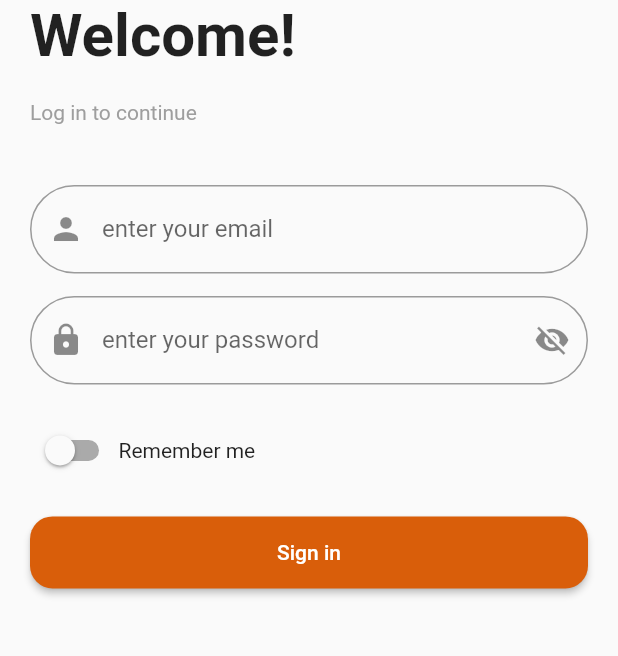
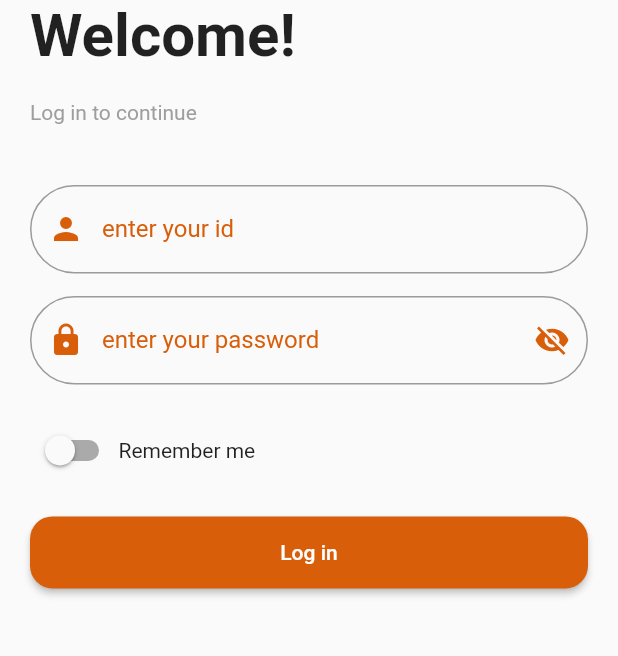
Before and after one commit to Rahma-Osama/the_centers, a Flutter app: the screen it shows after launch, on a phone screen of 412 x 824 dp, the part 509-1165 px from its top. Run offline on Flutter 3.47's test engine with Material 2 defaults, Android fonts, the phone set to English and light mode, and no system bars; our stand-ins replace animated_text_kit, bloc, flutter_bloc, shared_preferences; missing offline and left inert: qr_code_scanner.

Commit message:
finish app

```diff
--- a/lib/core/shared_widget/default_text.dart
+++ b/lib/core/shared_widget/default_text.dart
@@ -1,5 +1,6 @@
 
 import 'package:flutter/material.dart';
+import 'package:the_center/constants.dart';
 
 Widget defaultText({
   TextEditingController? controller ,
@@ -15,25 +16,33 @@ Widget defaultText({
   Function()? tap,
   bool? enable,
 
+
 }) => TextFormField(
+
   onTap: tap,
   enabled: enable,
   controller: controller,
   obscureText: isObscure,
   decoration:  InputDecoration(
     labelText: label,
+    labelStyle: TextStyle(color: kPrimaryColor),
     hintText: hint,
-    prefixIcon: Icon(prefix),
+    prefixIcon: Icon(prefix , color: kPrimaryColor),
     suffixIcon: suffix!=null ? IconButton(
       onPressed: pressed,
       icon: Icon(
         suffix,
+        color: kPrimaryColor,
       ),
     )
         : null,
     border: OutlineInputBorder(
       borderRadius: BorderRadius.circular(30.0),
 ),
+    focusedBorder: OutlineInputBorder(
+      borderSide: BorderSide(color: kPrimaryColor, width: 2.0),
+      borderRadius: const BorderRadius.all(Radius.circular(30.0)),
+    ),
   ),
   keyboardType: type,
   onChanged: onChange,
--- a/lib/features/log_in/presentation/views/widgets/login_body.dart
+++ b/lib/features/log_in/presentation/views/widgets/login_body.dart
@@ -97,12 +97,12 @@ class _LoginBodyState extends State<LoginBody> {
                         defaultText(
                             type: TextInputType.emailAddress,
                           controller: emailController,
-                          label: 'enter your email',
+                          label: 'enter your id',
                           hint: 'your email',
                           prefix: Icons.person,
                           validate: ( value){
                             if (value!.isEmpty){
-                              return 'Email must not be empty';
+                              return 'id must not be empty';
                             }
                             return null;
                           },
@@ -136,6 +136,7 @@ class _LoginBodyState extends State<LoginBody> {
                         Row(
                           children: [
                             Switch(
+                              activeColor: kPrimaryColor,
                               value: _remember,
                               onChanged: (newValue) async{
                                   SharedPreferences prefs = await SharedPreferences.getInstance();
@@ -154,7 +155,7 @@ class _LoginBodyState extends State<LoginBody> {
                         CustomButton(
                           width: double.infinity,
                             backgroundColor:  kPrimaryColor,
-                            text: 'Sign in',
+                            text: 'Log in',
                             func: (){
                               if (formKey.currentState!.validate()) {
                                 BlocProvider.of<AuthCubit>(context).logIn(
--- a/lib/features/splash_screen/presentation/views/splash_view.dart
+++ b/lib/features/splash_screen/presentation/views/splash_view.dart
@@ -6,7 +6,7 @@ class SplashView extends StatelessWidget {
 
   @override
   Widget build(BuildContext context) {
-    return SafeArea(
+    return const SafeArea(
       child: Scaffold(
         body: SplashBody(),
       ),
--- a/lib/features/splash_screen/presentation/views/widgets/splash_body.dart
+++ b/lib/features/splash_screen/presentation/views/widgets/splash_body.dart
@@ -27,9 +27,11 @@ class _SplashBodyState extends State<SplashBody> {
 
   @override
   Widget build(BuildContext context) {
+    Size screenSize = MediaQuery.of(context).size;
+
     return  Container(
-      width: 1000,
-      height: 1000,
+      width: screenSize.width,
+      height: screenSize.height,
       decoration: BoxDecoration(
         color: kPrimaryColor,
         image: const DecorationImage(
```
Also changed, not shown: lib/features/qr_code/presentation/views/widgets/build_qr.dart (deleted, +0 -16 lines), lib/features/qr_code/presentation/views/widgets/qr_done.dart (+44 -14 lines), lib/main.dart (+3 -4 lines), lib/features/qr_code/presentation/views/widgets/qr_view.dart (deleted).
